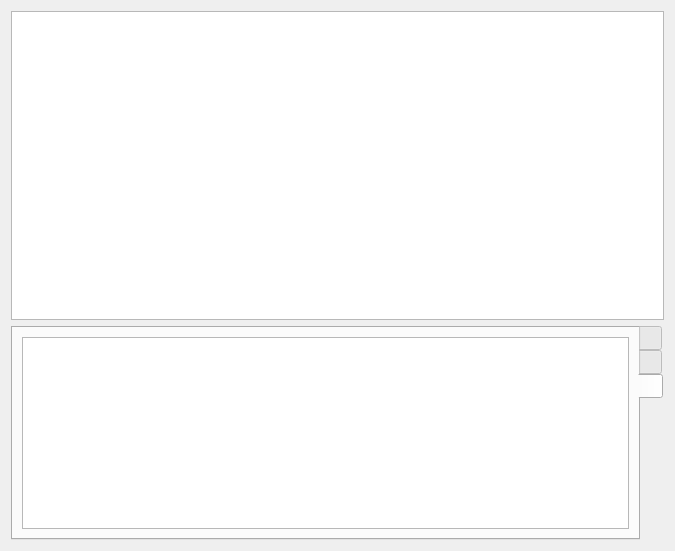
First picture: the form in arkhorclient/ahmaingui.ui, repository kingnak/arkhor, before the edit.
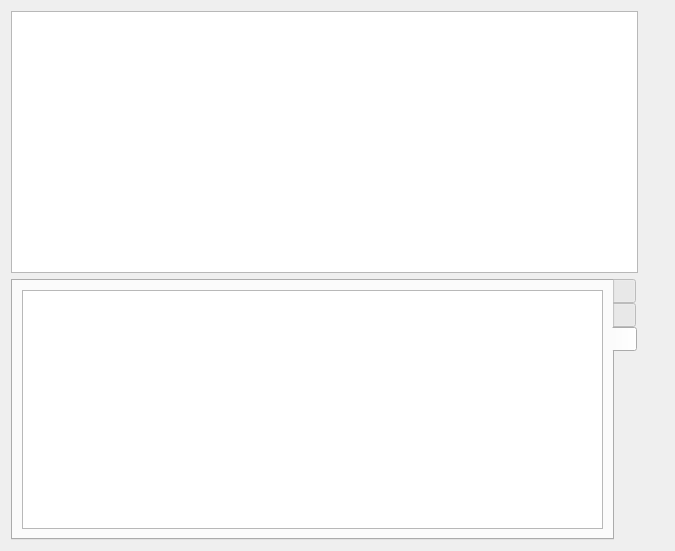
Second picture: the form after the edit. Icons and pictures are not drawn. Custom widgets are drawn as their Qt base class.

What changed in the file:
```diff
--- a/arkhorclient/ahmaingui.ui
+++ b/arkhorclient/ahmaingui.ui
@@ -13,7 +13,9 @@
   <property name="windowTitle">
    <string>Form</string>
   </property>
-  <layout class="QVBoxLayout" name="verticalLayout_3" stretch="1,0">
+  <layout class="QHBoxLayout" name="horizontalLayout_2">
+   <item>
+    <layout class="QVBoxLayout" name="verticalLayout_3">
    <item>
     <widget class="AhGraphicsView" name="grvBoard"/>
    </item>
@@ -140,6 +142,28 @@
     </widget>
    </item>
   </layout>
+   </item>
+   <item>
+    <layout class="QVBoxLayout" name="verticalLayout_7">
+     <item>
+      <widget class="CharacterWidget" name="wgtCharacter" native="true"/>
+     </item>
+     <item>
+      <spacer name="verticalSpacer">
+       <property name="orientation">
+        <enum>Qt::Vertical</enum>
+       </property>
+       <property name="sizeHint" stdset="0">
+        <size>
+         <width>20</width>
+         <height>40</height>
+        </size>
+       </property>
+      </spacer>
+     </item>
+    </layout>
+   </item>
+  </layout>
  </widget>
  <customwidgets>
   <customwidget>
@@ -171,6 +195,12 @@
    <header>dierollwidget.h</header>
    <container>1</container>
   </customwidget>
+  <customwidget>
+   <class>CharacterWidget</class>
+   <extends>QWidget</extends>
+   <header>characterwidget.h</header>
+   <container>1</container>
+  </customwidget>
  </customwidgets>
  <resources>
   <include location="client_resources.qrc"/>
```
Lines whose indentation alone changed are shown as unchanged.
